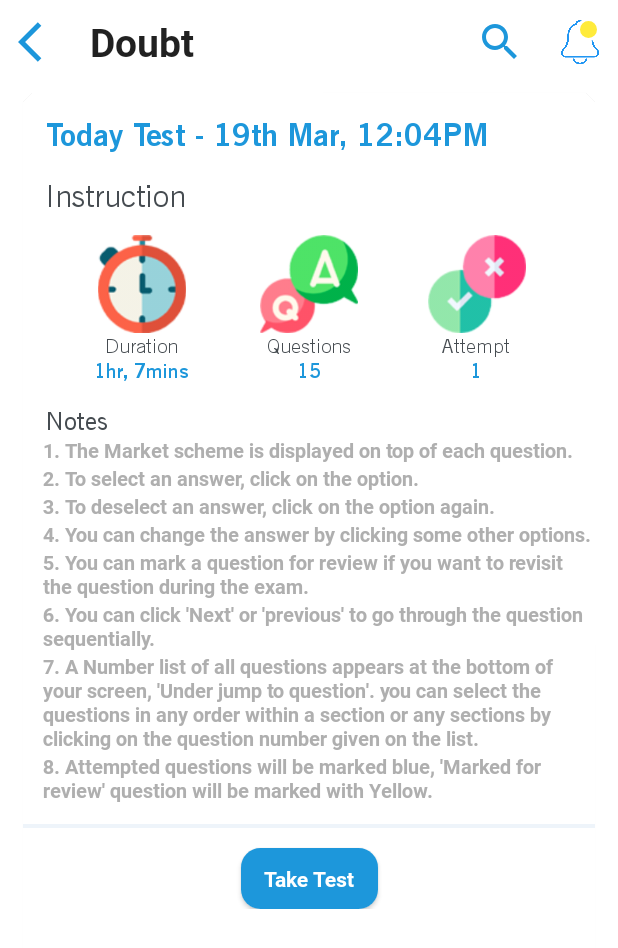
After one commit to naveens3028/Futura, an Android app: the TakeTestActivity screen opened directly, with no data from a screen before it, on a phone screen of 412 x 824 dp. The commit adds this screen. Shown: the top 948 px of the screen. Run offline under Robolectric (Android 15) with nearby library versions, the phone set to English and light mode, and no system bars; our stand-ins replace sdp/ssp sizes.

Commit message:
- Take test activity added

```diff
--- a/app/src/main/AndroidManifest.xml
+++ b/app/src/main/AndroidManifest.xml
@@ -19,6 +19,7 @@
         <activity android:name=".doubt.AskDoubtActivity" />
         <activity android:name=".learn.LearnVideoActivity" />
         <activity android:name=".learn.LearnActivity" />
+        <activity android:name=".activity.TakeTestActivity" />
         <activity
             android:name=".onBoarding.LoginActivity"
             android:screenOrientation="portrait"
--- /dev/null
+++ b/app/src/main/java/com/trisys/rn/baseapp/activity/TakeTestActivity.kt
@@ -0,0 +1,48 @@
+package com.trisys.rn.baseapp.activity
+
+import android.content.Intent
+import android.os.Bundle
+import android.view.Menu
+import android.view.MenuItem
+import android.widget.RelativeLayout
+import androidx.appcompat.app.ActionBar
+import androidx.appcompat.app.AppCompatActivity
+import com.trisys.rn.baseapp.R
+import kotlinx.android.synthetic.main.layout_toolbar.*
+
+class TakeTestActivity : AppCompatActivity() {
+
+    override fun onCreate(savedInstanceState: Bundle?) {
+        super.onCreate(savedInstanceState)
+        setContentView(R.layout.activity_take_test)
+
+        //Assign Appbar properties
+        setSupportActionBar(toolbar)
+        val actionBar: ActionBar? = supportActionBar
+        actionBar?.setDisplayHomeAsUpEnabled(true)
+        actionBar?.setHomeAsUpIndicator(R.drawable.ic_back)
+        actionBar?.title = "Doubt"
+    }
+
+    override fun onCreateOptionsMenu(menu: Menu): Boolean {
+        try {
+            menuInflater.inflate(R.menu.menu_learn, menu)
+            val item1 =
+                menu.findItem(R.id.action_menu_notification).actionView.findViewById(R.id.layoutNotification) as RelativeLayout
+            item1.setOnClickListener {
+                startActivity(Intent(this, NotificationsActivity::class.java))
+            }
+        } catch (e: Exception) {
+            e.printStackTrace()
+        }
+        return true
+    }
+
+    override fun onOptionsItemSelected(item: MenuItem): Boolean {
+        when (item.itemId) {
+            android.R.id.home -> finish()
+        }
+        return super.onOptionsItemSelected(item)
+    }
+
+}
--- a/app/src/main/java/com/trisys/rn/baseapp/adapter/ScheduledTestAdapter.kt
+++ b/app/src/main/java/com/trisys/rn/baseapp/adapter/ScheduledTestAdapter.kt
@@ -13,7 +13,8 @@ import kotlinx.android.synthetic.main.row_scheduled_test.view.*
 
 class ScheduledTestAdapter(
     val context: Context,
-    private val scheduledTestItems: ArrayList<ScheduledTestItem>
+    private val scheduledTestItems: ArrayList<ScheduledTestItem>,
+    private var testClickListener: TestClickListener
 ) : RecyclerView.Adapter<ScheduledTestAdapter.ViewHolder>() {
 
     class ViewHolder(itemView: View) : RecyclerView.ViewHolder(itemView)
@@ -31,6 +32,10 @@ class ScheduledTestAdapter(
         holder.itemView.marks.text = scheduledTest.mark
         holder.itemView.date.text = scheduledTest.date
         holder.itemView.duration.text = scheduledTest.duration
+
+        holder.itemView.takeTest.setOnClickListener {
+            testClickListener.onTestClicked(true)
+        }
     }
 
     override fun getItemCount(): Int {
--- /dev/null
+++ b/app/src/main/java/com/trisys/rn/baseapp/adapter/TestClickListener.kt
@@ -0,0 +1,5 @@
+package com.trisys.rn.baseapp.adapter
+
+interface TestClickListener {
+    fun onTestClicked(isClicked : Boolean)
+}
--- a/app/src/main/java/com/trisys/rn/baseapp/fragment/ScheduledTestFragment.kt
+++ b/app/src/main/java/com/trisys/rn/baseapp/fragment/ScheduledTestFragment.kt
@@ -7,10 +7,11 @@ import android.view.ViewGroup
 import androidx.fragment.app.Fragment
 import com.trisys.rn.baseapp.R
 import com.trisys.rn.baseapp.adapter.ScheduledTestAdapter
+import com.trisys.rn.baseapp.adapter.TestClickListener
 import com.trisys.rn.baseapp.model.ScheduledTestItem
 import kotlinx.android.synthetic.main.fragment_upcoming_live.*
 
-class ScheduledTestFragment : Fragment() {
+class ScheduledTestFragment : Fragment(), TestClickListener {
 
     private var scheduledTestList = ArrayList<ScheduledTestItem>()
 
@@ -59,8 +60,12 @@ class ScheduledTestFragment : Fragment() {
             )
         )
 
-        val completedLiveAdapter = ScheduledTestAdapter(requireContext(), scheduledTestList)
+        val completedLiveAdapter = ScheduledTestAdapter(requireContext(), scheduledTestList, this)
         recycler.adapter = completedLiveAdapter
     }
 
+    override fun onTestClicked(isClicked: Boolean) {
+       // TODO("Not yet implemented")
+    }
+
 }
--- a/app/src/main/java/com/trisys/rn/baseapp/fragment/TestTabFragment.kt
+++ b/app/src/main/java/com/trisys/rn/baseapp/fragment/TestTabFragment.kt
@@ -1,18 +1,22 @@
 package com.trisys.rn.baseapp.fragment
 
+import android.content.Intent
 import android.os.Bundle
 import android.view.LayoutInflater
 import android.view.View
 import android.view.ViewGroup
+import androidx.core.content.ContextCompat
 import androidx.fragment.app.Fragment
 import com.trisys.rn.baseapp.R
+import com.trisys.rn.baseapp.activity.TakeTestActivity
 import com.trisys.rn.baseapp.adapter.ScheduledTestAdapter
+import com.trisys.rn.baseapp.adapter.TestClickListener
 import com.trisys.rn.baseapp.model.ScheduledTestItem
 import com.trisys.rn.baseapp.model.SubTopicItem
 import kotlinx.android.synthetic.main.fragment_test_tab.*
 
 
-class TestTabFragment : Fragment() {
+class TestTabFragment : Fragment() , TestClickListener{
 
     private var studyList = ArrayList<SubTopicItem>()
     private var scheduledTestList = ArrayList<ScheduledTestItem>()
@@ -65,8 +69,13 @@ class TestTabFragment : Fragment() {
         )
 
 
-        val studyAdapter = ScheduledTestAdapter(requireContext(), scheduledTestList)
+        val studyAdapter = ScheduledTestAdapter(requireContext(), scheduledTestList,this)
         scheduleTestRecyclerView.adapter = studyAdapter
 
     }
+
+    override fun onTestClicked(isClicked: Boolean) {
+        val intent = Intent(requireContext(), TakeTestActivity::class.java)
+        startActivity(intent)
+    }
 }
--- /dev/null
+++ b/app/src/main/res/layout/activity_take_test.xml
@@ -0,0 +1,308 @@
+<?xml version="1.0" encoding="utf-8"?>
+<androidx.constraintlayout.widget.ConstraintLayout xmlns:android="http://schemas.android.com/apk/res/android"
+    xmlns:app="http://schemas.android.com/apk/res-auto"
+    xmlns:tools="http://schemas.android.com/tools"
+    android:layout_width="match_parent"
+    android:layout_height="match_parent"
+    tools:context=".activity.TakeTestActivity">
+
+    <include
+        android:id="@+id/toolbarLayout"
+        layout="@layout/layout_toolbar"/>
+
+    <com.google.android.material.card.MaterialCardView
+        android:layout_width="match_parent"
+        android:layout_height="0dp"
+        android:layout_marginHorizontal="@dimen/_12sdp"
+        app:cardCornerRadius="@dimen/_8sdp"
+        app:layout_constraintBottom_toBottomOf="parent"
+        app:layout_constraintEnd_toEndOf="parent"
+        app:layout_constraintHeight_percent="0.85"
+        app:layout_constraintStart_toStartOf="parent"
+        app:layout_constraintTop_toTopOf="parent">
+
+        <androidx.core.widget.NestedScrollView
+            android:layout_width="match_parent"
+            android:layout_height="match_parent">
+
+            <androidx.constraintlayout.widget.ConstraintLayout
+                android:layout_width="match_parent"
+                android:layout_height="match_parent">
+
+                <androidx.appcompat.widget.AppCompatTextView
+                    android:id="@+id/heading"
+                    android:layout_width="match_parent"
+                    android:layout_height="wrap_content"
+                    android:layout_margin="@dimen/_12sdp"
+                    android:text="Today Test - 19th Mar, 12:04PM"
+                    android:textColor="@color/carolina_blue"
+                    android:textSize="@dimen/_16sdp"
+                    android:textStyle="bold"
+                    app:layout_constraintTop_toTopOf="parent" />
+
+                <androidx.appcompat.widget.AppCompatTextView
+                    android:id="@+id/headinginstr"
+                    android:layout_width="match_parent"
+                    android:layout_height="wrap_content"
+                    android:layout_margin="@dimen/_12sdp"
+                    android:text="Instruction"
+                    app:layout_constraintTop_toBottomOf="@id/heading"
+                    android:textSize="@dimen/_16sdp" />
+
+                <androidx.constraintlayout.widget.ConstraintLayout
+                    android:id="@+id/iconconstr"
+                    android:layout_width="match_parent"
+                    android:layout_height="match_parent"
+                    android:layout_marginTop="@dimen/_10sdp"
+                    app:layout_constraintTop_toBottomOf="@id/headinginstr">
+
+
+                    <androidx.appcompat.widget.AppCompatImageView
+                        android:id="@+id/noOfDoubtsProgress"
+                        android:layout_width="@dimen/_50sdp"
+                        android:layout_height="@dimen/_50sdp"
+                        app:layout_constraintEnd_toStartOf="@+id/doubtsClarifiedProgress"
+                        app:layout_constraintStart_toStartOf="parent"
+                        android:src="@drawable/duration"
+                        app:layout_constraintTop_toTopOf="parent"
+                        app:layout_constraintVertical_chainStyle="packed" />
+
+                    <androidx.appcompat.widget.AppCompatTextView
+                        android:id="@+id/durationtxt"
+                        android:layout_width="@dimen/_60sdp"
+                        android:layout_height="wrap_content"
+                        android:text="Duration"
+                        app:layout_constraintEnd_toStartOf="@+id/doubtsClarifiedProgress"
+                        app:layout_constraintTop_toBottomOf="@id/noOfDoubtsProgress"
+                        app:layout_constraintStart_toStartOf="parent"
+                        android:textAlignment="center"
+                        app:layout_constraintVertical_chainStyle="packed"
+                        android:textSize="@dimen/_10sdp" />
+
+                    <androidx.appcompat.widget.AppCompatTextView
+                        android:id="@+id/durationtxttime"
+                        android:layout_width="@dimen/_60sdp"
+                        android:layout_height="wrap_content"
+                        android:text="1hr, 7mins"
+                        android:textStyle="bold"
+                        android:textColor="@color/carolina_blue"
+                        app:layout_constraintEnd_toStartOf="@+id/doubtsClarifiedProgress"
+                        app:layout_constraintTop_toBottomOf="@id/durationtxt"
+                        app:layout_constraintStart_toStartOf="parent"
+                        android:textAlignment="center"
+                        app:layout_constraintVertical_chainStyle="packed"
+                        android:textSize="@dimen/_10sdp" />
+
+                    <androidx.appcompat.widget.AppCompatImageView
+                        android:id="@+id/doubtsClarifiedProgress"
+                        android:layout_width="@dimen/_50sdp"
+                        android:layout_height="@dimen/_50sdp"
+                        app:layout_constraintEnd_toStartOf="@+id/doubtsPendingProgress"
+                        app:layout_constraintStart_toEndOf="@+id/noOfDoubtsProgress"
+                        android:src="@drawable/questionanswer"
+                        app:layout_constraintTop_toTopOf="parent"
+                        app:layout_constraintVertical_chainStyle="packed" />
+
+                    <androidx.appcompat.widget.AppCompatTextView
+                        android:id="@+id/questiontxt"
+                        android:layout_width="@dimen/_60sdp"
+                        android:layout_height="wrap_content"
+                        android:text="Questions"
+                        app:layout_constraintEnd_toStartOf="@+id/doubtsPendingProgress"
+                        app:layout_constraintStart_toEndOf="@+id/noOfDoubtsProgress"
+                        app:layout_constraintTop_toBottomOf="@id/noOfDoubtsProgress"
+                        android:textAlignment="center"
+                        app:layout_constraintVertical_chainStyle="packed"
+                        android:textSize="@dimen/_10sdp" />
+
+                    <androidx.appcompat.widget.AppCompatTextView
+                        android:id="@+id/questiontxtval"
+                        android:layout_width="@dimen/_60sdp"
+                        android:layout_height="wrap_content"
+                        android:text="15"
+                        android:textStyle="bold"
+                        android:textColor="@color/carolina_blue"
+                        app:layout_constraintEnd_toStartOf="@+id/doubtsPendingProgress"
+                        app:layout_constraintStart_toEndOf="@+id/noOfDoubtsProgress"
+                        app:layout_constraintTop_toBottomOf="@id/questiontxt"
+                        android:textAlignment="center"
+                        app:layout_constraintVertical_chainStyle="packed"
+                        android:textSize="@dimen/_10sdp" />
+
+
+                    <androidx.appcompat.widget.AppCompatImageView
+                        android:id="@+id/doubtsPendingProgress"
+                        android:layout_width="@dimen/_50sdp"
+                        android:layout_height="@dimen/_50sdp"
+                        android:src="@drawable/attempt"
+                        app:layout_constraintEnd_toEndOf="parent"
+                        app:layout_constraintStart_toEndOf="@+id/doubtsClarifiedProgress"
+                        app:layout_constraintTop_toTopOf="parent"
+                        app:layout_constraintVertical_chainStyle="packed" />
+
+                    <androidx.appcompat.widget.AppCompatTextView
+                        android:id="@+id/attempttxt"
+                        android:layout_width="@dimen/_60sdp"
+                        android:layout_height="wrap_content"
+                        android:text="Attempt"
+                        app:layout_constraintEnd_toEndOf="parent"
+                        app:layout_constraintStart_toEndOf="@+id/doubtsClarifiedProgress"
+                        app:layout_constraintTop_toBottomOf="@id/doubtsPendingProgress"
+                        android:textAlignment="center"
+                        app:layout_constraintVertical_chainStyle="packed"
+                        android:textSize="@dimen/_10sdp" />
+
+                    <androidx.appcompat.widget.AppCompatTextView
+                        android:id="@+id/attempttxtval"
+                        android:layout_width="@dimen/_60sdp"
+                        android:layout_height="wrap_content"
+                        android:text="1"
+                        android:textStyle="bold"
+                        android:textColor="@color/carolina_blue"
+                        app:layout_constraintEnd_toEndOf="parent"
+                        app:layout_constraintStart_toEndOf="@+id/doubtsClarifiedProgress"
+                        app:layout_constraintTop_toBottomOf="@id/attempttxt"
+                        android:textAlignment="center"
+                        app:layout_constraintVertical_chainStyle="packed"
+                        android:textSize="@dimen/_10sdp" />
+
+                </androidx.constraintlayout.widget.ConstraintLayout>
+
+                <androidx.appcompat.widget.AppCompatTextView
+                    android:id="@+id/headertitletxt"
+                    android:layout_width="match_parent"
+                    android:layout_height="wrap_content"
+                    android:layout_margin="@dimen/_12sdp"
+                    android:text="Notes"
+                    app:layout_constraintTop_toBottomOf="@id/iconconstr"
+                    android:textSize="@dimen/_13sdp" />
+
+                <androidx.appcompat.widget.AppCompatTextView
+                    android:id="@+id/statement1"
+                    android:layout_width="match_parent"
+                    android:layout_height="wrap_content"
+                    android:layout_marginStart="@dimen/_10sdp"
+                    android:text="1. The Market scheme is displayed on top of each question."
+                    android:textColor="@color/greytext"
+                    app:layout_constraintTop_toBottomOf="@id/headertitletxt"
+                    android:fontFamily="@font/roboto_bold"
+                    android:textSize="@dimen/_10sdp" />
+
+                <androidx.appcompat.widget.AppCompatTextView
+                    android:id="@+id/statement2"
+                    android:layout_width="match_parent"
+                    android:layout_height="wrap_content"
+                    android:layout_marginStart="@dimen/_10sdp"
+                    android:fontFamily="@font/roboto_bold"
+                    android:textColor="@color/greytext"
+                    android:text="2. To select an answer, click on the option."
+                    app:layout_constraintTop_toBottomOf="@id/statement1"
+                    android:textSize="@dimen/_10sdp" />
+
+                <androidx.appcompat.widget.AppCompatTextView
+                    android:id="@+id/statement3"
+                    android:layout_width="match_parent"
+                    android:layout_height="wrap_content"
+                    android:layout_marginStart="@dimen/_10sdp"
+                    android:fontFamily="@font/roboto_bold"
+                    android:textColor="@color/greytext"
+                    android:text="3. To deselect an answer, click on the option again."
+                    app:layout_constraintTop_toBottomOf="@id/statement2"
+                    android:textSize="@dimen/_10sdp" />
+
+                <androidx.appcompat.widget.AppCompatTextView
+                    android:id="@+id/statement4"
+                    android:layout_width="match_parent"
+                    android:layout_height="wrap_content"
+                    android:layout_marginStart="@dimen/_10sdp"
+                    android:fontFamily="@font/roboto_bold"
+                    android:textColor="@color/greytext"
+                    android:text="4. You can change the answer by clicking some other options."
+                    app:layout_constraintTop_toBottomOf="@id/statement3"
+                    android:textSize="@dimen/_10sdp" />
+
+                <androidx.appcompat.widget.AppCompatTextView
+                    android:id="@+id/statement5"
+                    android:layout_width="match_parent"
+                    android:layout_height="wrap_content"
+                    android:fontFamily="@font/roboto_bold"
+                    android:textColor="@color/greytext"
+                    android:layout_marginStart="@dimen/_10sdp"
+                    android:text="5. You can mark a question for review if you want to revisit the question during the exam."
+                    app:layout_constraintTop_toBottomOf="@id/statement4"
+                    android:textSize="@dimen/_10sdp" />
+
+                <androidx.appcompat.widget.AppCompatTextView
+                    android:id="@+id/statement6"
+                    android:layout_width="match_parent"
+                    android:layout_height="wrap_content"
+                    android:layout_marginStart="@dimen/_10sdp"
+                    android:fontFamily="@font/roboto_bold"
+                    android:textColor="@color/greytext"
+                    android:text="6. You can click 'Next' or 'previous' to go through the question sequentially."
+                    app:layout_constraintTop_toBottomOf="@id/statement5"
+                    android:textSize="@dimen/_10sdp" />
+
+                <androidx.appcompat.widget.AppCompatTextView
+                    android:id="@+id/statement7"
+                    android:layout_width="match_parent"
+                    android:layout_height="wrap_content"
+                    android:layout_marginStart="@dimen/_10sdp"
+                    android:fontFamily="@font/roboto_bold"
+                    android:textColor="@color/greytext"
+                    android:text="7. A Number list of all questions appears at the bottom of your screen, 'Under jump to question'. you can select the questions in any order within a section or any sections by clicking on the question number given on the list."
+                    app:layout_constraintTop_toBottomOf="@id/statement6"
+                    android:textSize="@dimen/_10sdp" />
+
+                <androidx.appcompat.widget.AppCompatTextView
+                    android:id="@+id/statement8"
+                    android:layout_width="match_parent"
+                    android:layout_height="wrap_content"
+                    android:layout_marginStart="@dimen/_10sdp"
+                    android:fontFamily="@font/roboto_bold"
+                    android:textColor="@color/greytext"
+                    android:text="8. Attempted questions will be marked blue, 'Marked for review' question will be marked with Yellow."
+                    app:layout_constraintTop_toBottomOf="@id/statement7"
+                    android:textSize="@dimen/_10sdp" />
+
+                <View
+                    android:id="@+id/view1"
+                    android:layout_width="match_parent"
+                    app:layout_constraintTop_toBottomOf="@id/statement8"
+                    android:layout_marginTop="@dimen/_10sdp"
+                    android:layout_height="@dimen/_2sdp"
+                    android:background="@color/border_color"/>
+
+                <androidx.cardview.widget.CardView
+                    android:layout_width="wrap_content"
+                    android:layout_height="wrap_content"
+                    app:layout_constraintTop_toBottomOf="@id/view1"
+                    app:cardCornerRadius="@dimen/_10sdp"
+                    android:layout_marginTop="@dimen/_10sdp"
+                    app:layout_constraintEnd_toEndOf="parent"
+                    app:layout_constraintStart_toStartOf="parent">
+
+                <androidx.appcompat.widget.AppCompatTextView
+                    android:layout_width="wrap_content"
+                    android:layout_height="match_parent"
+                    android:textAlignment="center"
+                    android:text="Take Test"
+                    android:background="@color/carolina_blue"
+                    android:fontFamily="@font/roboto_bold"
+                    android:textColor="@color/white"
+                    android:paddingTop="@dimen/_8sdp"
+                    android:paddingBottom="@dimen/_8sdp"
+                    android:paddingLeft="@dimen/_12sdp"
+                    android:paddingRight="@dimen/_12sdp"
+               />
+
+                </androidx.cardview.widget.CardView>
+
+
+            </androidx.constraintlayout.widget.ConstraintLayout>
+
+        </androidx.core.widget.NestedScrollView>
+
+    </com.google.android.material.card.MaterialCardView>
+
+</androidx.constraintlayout.widget.ConstraintLayout>
--- a/app/src/main/res/values/colors.xml
+++ b/app/src/main/res/values/colors.xml
@@ -30,6 +30,7 @@
     <color name="charcoal">#464C51</color>
     <color name="bio_pink">#C4D5396E</color>
     <color name="redtext">#C3FF0000</color>
+    <color name="greytext">#AFAFAF</color>
 
     <color name="blue_violet_crayola">#594BB4</color>
     <color name="caribbean_green">#1FCBAB</color>
```
Also changed, not shown: app/src/main/res/drawable/attempt.png (added), app/src/main/res/drawable/duration.png (added), app/src/main/res/drawable/questionanswer.png (added).
